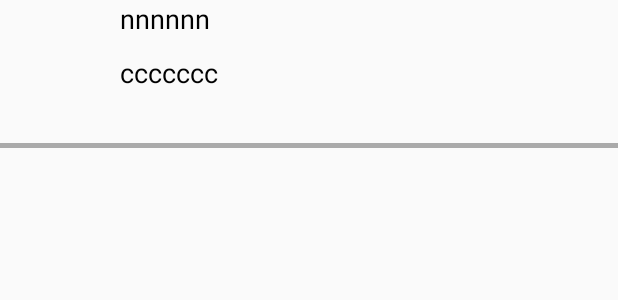
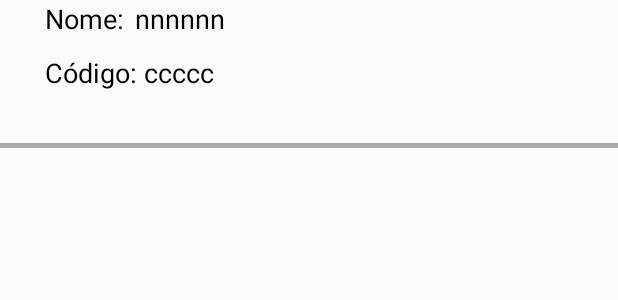
Before and after one commit to ana2pn/MPOO_20192, an Android app: the layout holder_layout.xml on its own in the app's theme, with its tools: preview values and no code run, on a phone screen of 412 x 824 dp. Shown: the top 300 px of the screen. Run offline under Robolectric (Android 15) with nearby library versions, the phone set to English and light mode, and no system bars.

Commit message:
RecyclerView concluido

```diff
--- a/app/src/main/res/layout/holder_layout.xml
+++ b/app/src/main/res/layout/holder_layout.xml
@@ -10,7 +10,27 @@
         android:layout_height="wrap_content"
         android:id="@+id/nome"
         android:text="nnnnnn"
-        android:layout_marginLeft="80dp"
+        android:layout_marginLeft="90dp"
+        android:textSize="18sp"
+        android:textColor="#000"
+        />
+
+
+    <TextView
+        android:id="@+id/editCodigo"
+        android:layout_width="wrap_content"
+        android:layout_height="wrap_content"
+        android:layout_marginLeft="30dp"
+        android:layout_marginTop="36dp"
+        android:text="Código:"
+        android:textColor="#000"
+        android:textSize="18sp" />
+    <TextView
+        android:layout_width="wrap_content"
+        android:layout_height="wrap_content"
+        android:id="@+id/editNome"
+        android:text="Nome:"
+        android:layout_marginLeft="30dp"
         android:textSize="18sp"
         android:textColor="#000"
         />
@@ -20,11 +40,12 @@
         android:id="@+id/codigo"
         android:layout_width="wrap_content"
         android:layout_height="wrap_content"
-        android:layout_marginLeft="80dp"
+        android:layout_marginLeft="96dp"
         android:layout_marginTop="36dp"
-        android:text="ccccccc"
+        android:text="ccccc"
         android:textColor="#000"
         android:textSize="18sp" />
+
 
     <View
         android:layout_width="fill_parent"
```
Also changed, not shown: app/src/main/java/com/example/pizza/pizza/gui/RecyclerViewAdapter.java (+20 -21 lines), app/src/main/res/layout/activity_informacoes_pizza.xml (+18 -13 lines).
